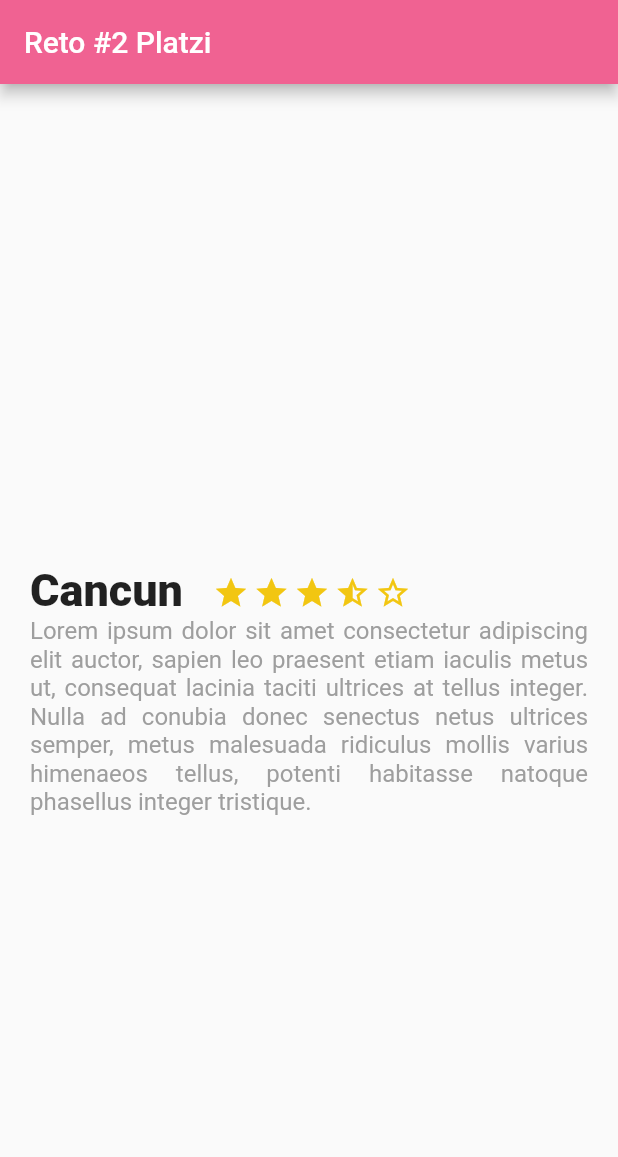
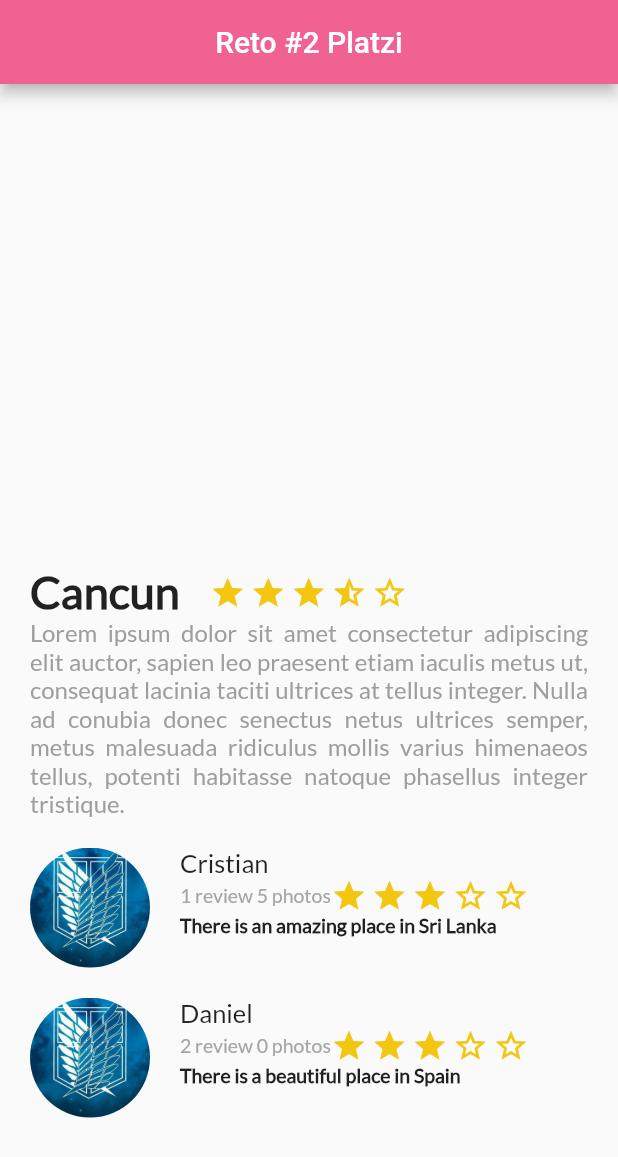
Before and after one commit to cristianDevia/Platzi_trips, a Flutter app: the screen it shows after launch, on a phone screen of 412 x 824 dp. Shown: the top 1157 px of the screen. Run offline on Flutter 3.47's test engine with Material 2 defaults, Android fonts, the phone set to English and light mode, and no system bars.

Commit message:
clase 24

```diff
--- a/lib/description_place.dart
+++ b/lib/description_place.dart
@@ -37,7 +37,8 @@ class DescriptionPlace extends StatelessWidget {
       margin: const EdgeInsets.only(right: 20.0, left: 20.0),
       child: Text(
         descriptionPlace,
-        style: TextStyle(fontSize: 16.0, color: Colors.grey),
+        style: const TextStyle(
+            fontSize: 16.0, color: Colors.grey, fontFamily: "Lato"),
         textAlign: TextAlign.justify,
       ),
     );
@@ -48,7 +49,10 @@ class DescriptionPlace extends StatelessWidget {
           margin: const EdgeInsets.only(top: 320.0, left: 20.0, right: 20.0),
           child: Text(
             namePlace,
-            style: TextStyle(fontSize: 30.0, fontWeight: FontWeight.w900),
+            style: const TextStyle(
+                fontSize: 30.0,
+                fontWeight: FontWeight.w900,
+                fontFamily: "Lato"),
             textAlign: TextAlign.left,
           ),
         ),
--- a/lib/main.dart
+++ b/lib/main.dart
@@ -3,6 +3,7 @@ import 'dart:ui';
 import 'package:flutter/material.dart';
 
 import 'package:platzi_trips_app/description_place.dart';
+import 'package:platzi_trips_app/review_list.dart';
 
 void main() {
   runApp(const MyApp());
@@ -25,8 +26,14 @@ class MyApp extends StatelessWidget {
           appBar: AppBar(
             title: Text("Reto #2 Platzi"),
             backgroundColor: Colors.pink[300],
+            centerTitle: true,
           ),
-          body: DescriptionPlace("Cancun", 4, descriptionDummy),
+          body: Column(
+            children: <Widget>[
+              DescriptionPlace("Cancun", 4, descriptionDummy),
+              ReviewList()
+            ],
+          ),
         ) //const MyHomePage(title: 'Flutter Demo Home Page'),
         );
   }
--- /dev/null
+++ b/lib/review.dart
@@ -0,0 +1,94 @@
+import 'package:flutter/material.dart';
+
+class Review extends StatelessWidget {
+  String pahtImage = "assets/imgsnk.jpg";
+  String name = "Varuna Yasas";
+  String details = "1 review 5 photos";
+  String comment = "There is an amazing place in Sri Lanka";
+
+  Review(this.pahtImage, this.name, this.details, this.comment);
+
+  @override
+  Widget build(BuildContext context) {
+    final star_half = Container(
+      margin: const EdgeInsets.only(right: 3.0),
+      child: const Icon(
+        Icons.star_half,
+        color: Color(0xFFf2C611),
+      ),
+    );
+    final star_border = Container(
+      margin: const EdgeInsets.only(right: 3.0),
+      child: const Icon(
+        Icons.star_border,
+        color: Color(0xFFf2C611),
+      ),
+    );
+    final star = Container(
+      margin: const EdgeInsets.only(right: 3.0),
+      child: const Icon(
+        Icons.star,
+        color: Color(0xFFf2C611),
+      ),
+    );
+
+    final userComment = Container(
+      margin: const EdgeInsets.only(left: 20.0),
+      child: Text(comment,
+          textAlign: TextAlign.left,
+          style: const TextStyle(
+              fontSize: 13.0, fontFamily: "Lato", fontWeight: FontWeight.w900)),
+    );
+
+    final userInfo = Row(
+      children: <Widget>[
+        Container(
+          margin: const EdgeInsets.only(left: 20.0),
+          child: Text(details,
+              textAlign: TextAlign.left,
+              style: const TextStyle(
+                  fontSize: 13.0,
+                  fontFamily: "Lato",
+                  color: Color(0xFFa3a5a7))),
+        ),
+        Container(
+            child: Row(
+          children: [star, star, star, star_border, star_border],
+        ))
+      ],
+    );
+
+    final userName = Container(
+      margin: const EdgeInsets.only(left: 20.0),
+      child: Text(name,
+          textAlign: TextAlign.left,
+          style: const TextStyle(fontSize: 17.0, fontFamily: "Lato")),
+    );
+
+    final userDetails = Column(
+      crossAxisAlignment: CrossAxisAlignment.start,
+      children: [
+        userName,
+        userInfo,
+        userComment,
+      ],
+    );
+
+    final photo = Container(
+        margin: const EdgeInsets.only(top: 20.0, left: 20.0),
+        width: 80.0,
+        height: 80.0,
+        decoration: BoxDecoration(
+          shape: BoxShape.circle,
+          image:
+              DecorationImage(fit: BoxFit.cover, image: AssetImage(pahtImage)),
+        ));
+
+    return Row(
+      children: <Widget>[
+        photo,
+        userDetails,
+      ],
+    );
+  }
+}
--- /dev/null
+++ b/lib/review_list.dart
@@ -0,0 +1,16 @@
+import 'package:flutter/material.dart';
+import 'package:platzi_trips_app/review.dart';
+
+class ReviewList extends StatelessWidget {
+  @override
+  Widget build(BuildContext context) {
+    return Column(
+      children: <Widget>[
+        Review("assets/imgsnk.jpg", "Cristian", "1 review 5 photos",
+            "There is an amazing place in Sri Lanka"),
+        Review("assets/imgsnk.jpg", "Daniel", "2 review 0 photos",
+            "There is a beautiful place in Spain")
+      ],
+    );
+  }
+}
--- a/pubspec.yaml
+++ b/pubspec.yaml
@@ -83,3 +83,7 @@ flutter:
   #
   # For details regarding fonts from package dependencies,
   # see https://flutter.dev/custom-fonts/#from-packages
+  fonts:
+    - family: Lato
+      fonts:
+        - asset: fonts/Lato-Regular.ttf
```
Also changed, not shown: fonts/Lato-Regular.ttf (added).
